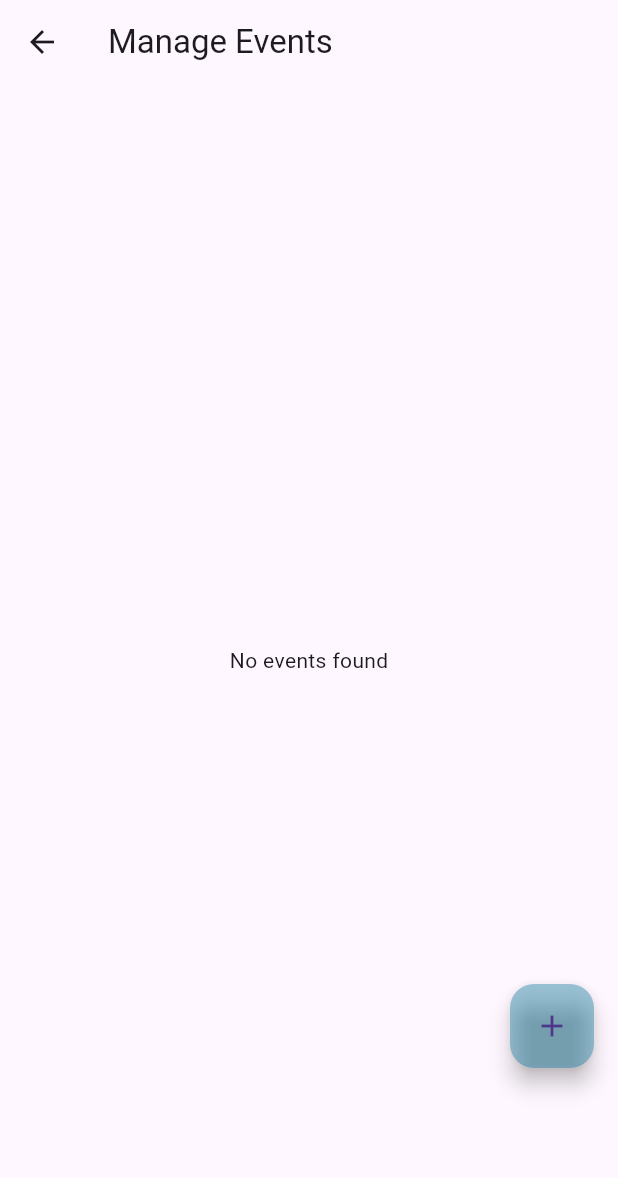
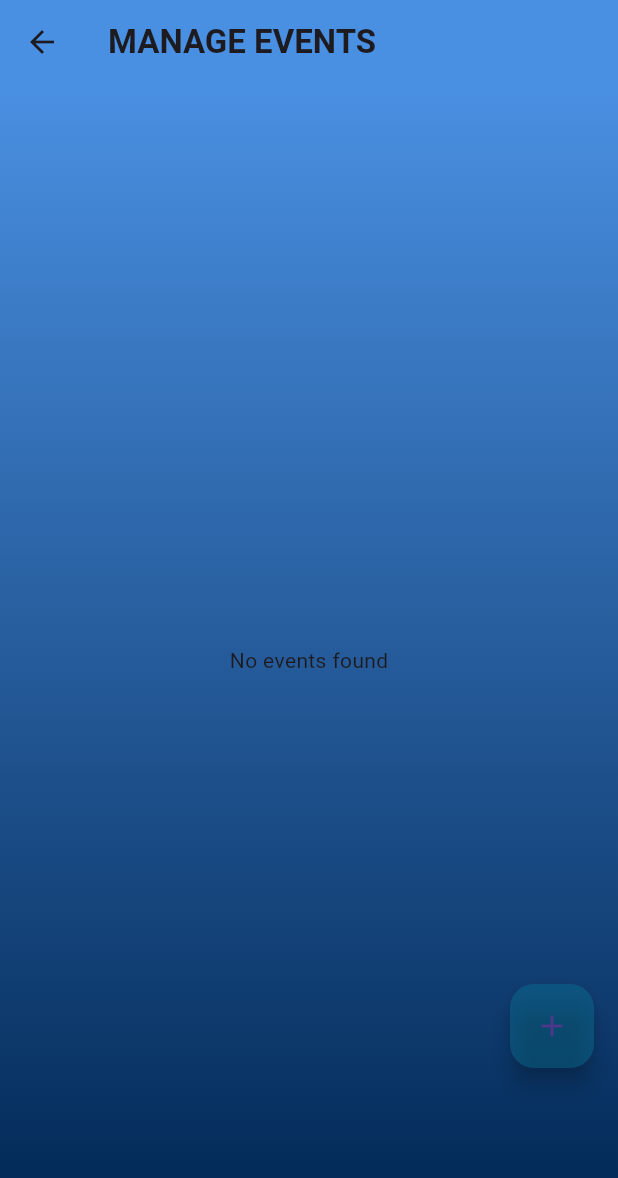
Before and after one commit to RohitSth/xploverse_flutter, a Flutter app: the EventsManagement screen opened directly, on a phone screen of 412 x 824 dp. Shown: the top 1178 px of the screen. Run offline on Flutter 3.47's test engine with Material 3 defaults, Android fonts, the phone set to English and light mode, and no system bars; our stand-ins replace cloud_firestore, firebase_auth, firebase_core, firebase_storage, flutter_compass, flutter_dotenv and 12 more; accounts and stored records are empty; generated files the repository leaves out were written again; network calls fail; statements that could not run were skipped.

Commit message:
refactor :: fixed the background color to the gradient effect of the manage events page

```diff
--- a/lib/features/event/presentation/view/event_screen.dart
+++ b/lib/features/event/presentation/view/event_screen.dart
@@ -16,7 +16,10 @@ class EventsScreen extends ConsumerWidget {
         backgroundColor: isDarkMode
             ? const Color.fromARGB(255, 0, 0, 0)
             : const Color(0xFF4A90E2),
-        title: const Text('UPCOMING EVENTS'),
+        title: const Text(
+          'UPCOMING EVENTS',
+          style: TextStyle(fontWeight: FontWeight.bold),
+        ),
         elevation: 0,
       ),
       body: Stack(
--- a/lib/features/event/presentation/view/events_management.dart
+++ b/lib/features/event/presentation/view/events_management.dart
@@ -512,11 +512,38 @@ class _EventsManagementState extends State<EventsManagement> {
 
   @override
   Widget build(BuildContext context) {
+    // Get theme data
+    final ThemeData themeData = Theme.of(context);
+    // Check for dark mode
+    final bool isDarkMode = themeData.brightness == Brightness.dark;
+
     return Scaffold(
       appBar: AppBar(
-        title: const Text('Manage Events'),
+        backgroundColor: isDarkMode
+            ? const Color.fromARGB(255, 0, 0, 0)
+            : const Color(0xFF4A90E2),
+        title: const Text(
+          'MANAGE EVENTS',
+          style: TextStyle(fontWeight: FontWeight.bold),
         ),
-      body: _isLoading
+      ),
+      body: Container(
+        decoration: BoxDecoration(
+          gradient: LinearGradient(
+            colors: isDarkMode
+                ? [
+                    const Color.fromARGB(255, 0, 0, 0),
+                    const Color.fromARGB(255, 0, 38, 82),
+                  ]
+                : [
+                    const Color(0xFF4A90E2),
+                    const Color.fromARGB(255, 0, 38, 82),
+                  ],
+            begin: Alignment.topCenter,
+            end: Alignment.bottomCenter,
+          ),
+        ),
+        child: _isLoading
             ? const Center(child: CircularProgressIndicator())
             : FutureBuilder<List<Widget>>(
                 future: _buildEventCards(),
@@ -534,6 +561,7 @@ class _EventsManagementState extends State<EventsManagement> {
                     children: snapshot.data!,
                   );
                 },
+              ),
       ),
       floatingActionButton: Padding(
         padding: const EdgeInsets.only(bottom: 96.0),
--- a/lib/features/event/presentation/view/tickets_view/events_dashboard.dart
+++ b/lib/features/event/presentation/view/tickets_view/events_dashboard.dart
@@ -23,7 +23,7 @@ class ProfileDashboard extends StatelessWidget {
             ? const Color.fromARGB(255, 0, 0, 0)
             : const Color(0xFF4A90E2),
         title: const Text(
-          'My Bookings',
+          'MY BOOKINGS',
           style: TextStyle(fontWeight: FontWeight.bold),
         ),
       ),
```
Lines whose indentation alone changed are shown as unchanged.
